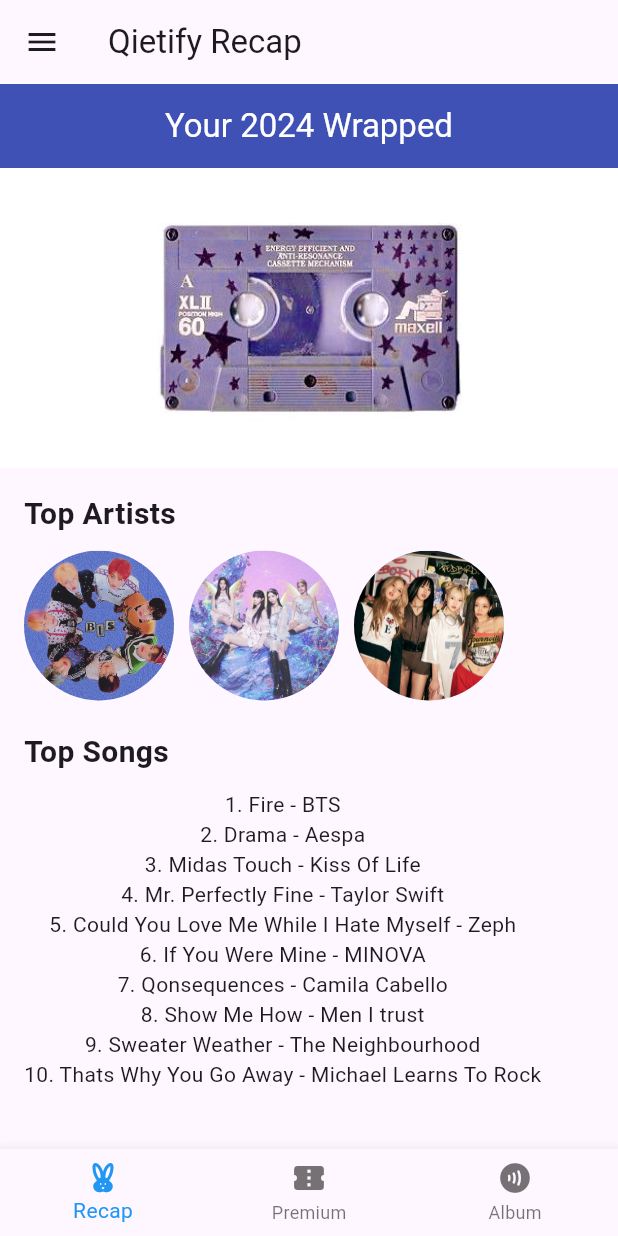
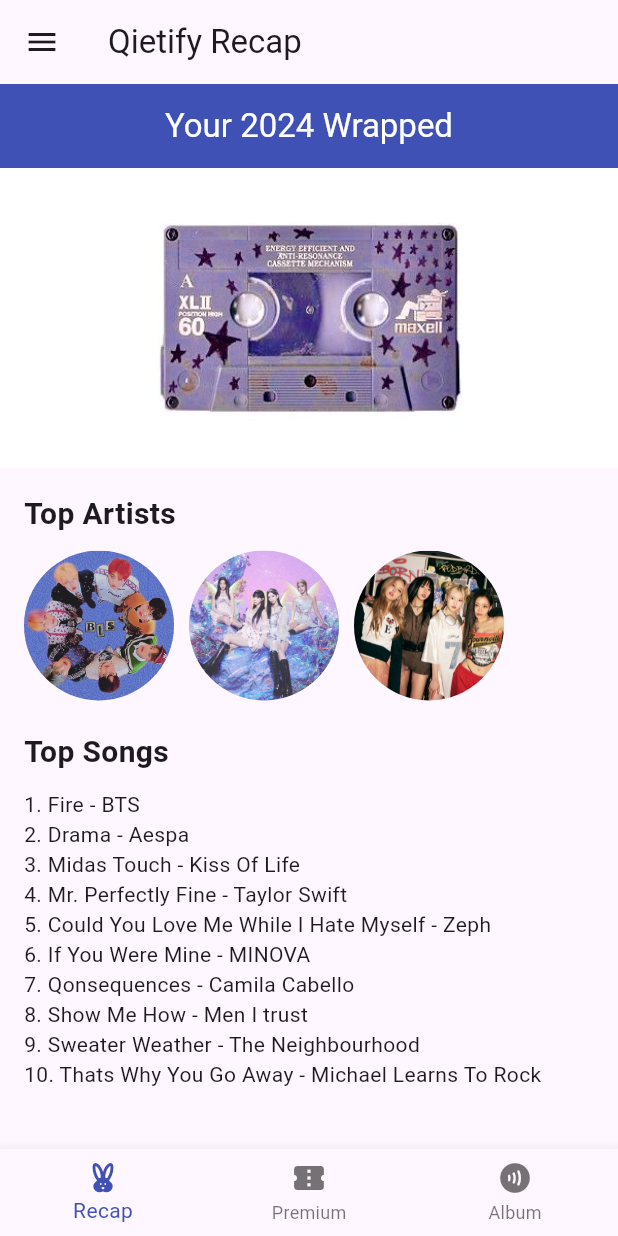
Before and after one commit to qieiu/my_app_spotify, a Flutter app: the screen it shows after launch, on a phone screen of 412 x 824 dp. Run offline on Flutter 3.47's test engine with Material 3 defaults, Android fonts, the phone set to English and light mode, and no system bars; our stand-ins replace flutter_slidable, google_fonts, image_picker.

Commit message:
song list on recap
edit from mainalignment to crossalignment

```diff
--- a/lib/main.dart
+++ b/lib/main.dart
@@ -134,7 +134,7 @@
           ),
         ],
         currentIndex: _selectedIndex,
-        selectedItemColor: Colors.blue,
+        selectedItemColor: Colors.indigo,
         onTap: _onItemTapped,
       ),
     );
--- a/lib/screens/recap_screen.dart
+++ b/lib/screens/recap_screen.dart
@@ -63,7 +63,7 @@
                   ),
                   SizedBox(height: 10),
                   Column( // List top songs
-                  mainAxisAlignment: MainAxisAlignment.start,
+                  crossAxisAlignment: CrossAxisAlignment.start,
                     children: [
                       Text('1. Fire - BTS'),
                       Text('2. Drama - Aespa'),
@@ -77,7 +77,6 @@
                       Text('10. Thats Why You Go Away - Michael Learns To Rock'),
                     ],
                   ),
-                  // Add more sections for stats and interactive buttons following similar structure
                 ],
               ),
             ),
```
